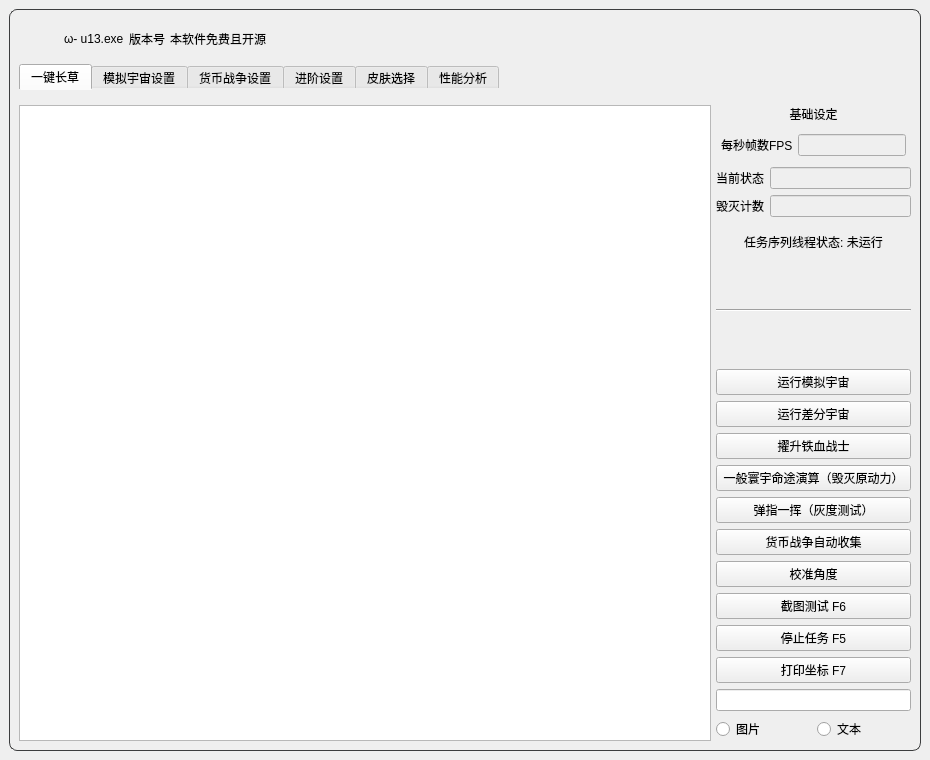
Qt form resource/ui/UI.ui (qlx3264/Simulated_Scepter) before a commit.
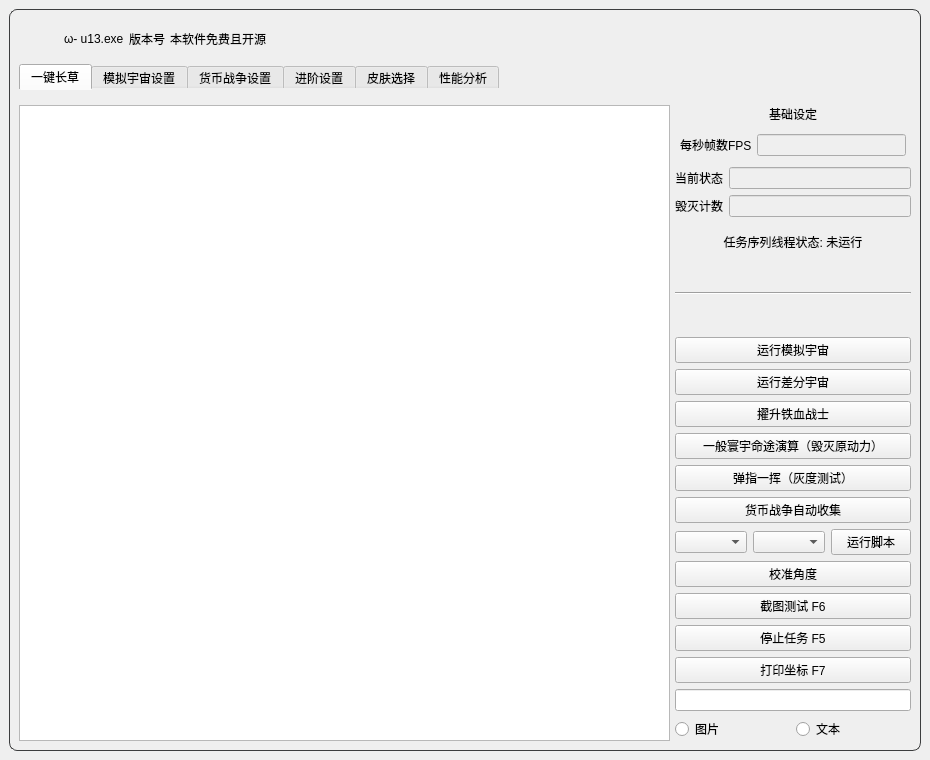
The same form after that commit. Icons and pictures are not drawn.

Commit message: refactor: custom kernel and script

```diff
--- a/resource/ui/UI.ui
+++ b/resource/ui/UI.ui
@@ -436,7 +436,7 @@
               </layout>
              </item>
              <item>
-              <layout class="QVBoxLayout" name="Lay_Tab1_Right" stretch="0,0,0,0,0,0,0,0,0,0,0,0,0,0,0,0,0,0,0,0,0,0">
+              <layout class="QVBoxLayout" name="Lay_Tab1_Right" stretch="0,0,0,0,0,0,0,0,0,0,0,0,0,0,0,0,0,0,0,0,0,0,0">
                <property name="spacing">
                 <number>6</number>
                </property>
@@ -751,6 +751,31 @@
                  </property>
                 </widget>
                </item>
+               <item>
+                <layout class="QHBoxLayout" name="script_layout" stretch="0,1,0">
+                 <item>
+                  <widget class="QComboBox" name="engine_combo">
+                   <property name="toolTip">
+                    <string>选择脚本使用的运行内核</string>
+                   </property>
+                  </widget>
+                 </item>
+                 <item>
+                  <widget class="QComboBox" name="script_combo">
+                   <property name="toolTip">
+                    <string>选择 actions 文件夹中的 JSON 动作脚本</string>
+                   </property>
+                  </widget>
+                 </item>
+                 <item>
+                  <widget class="QPushButton" name="run_script_btn">
+                   <property name="text">
+                    <string>运行脚本</string>
+                   </property>
+                  </widget>
+                 </item>
+                </layout>
+               </item>
                <item>
                 <widget class="QPushButton" name="calibrate_btn">
                  <property name="text">
```
The commit also changes 7 other files.
